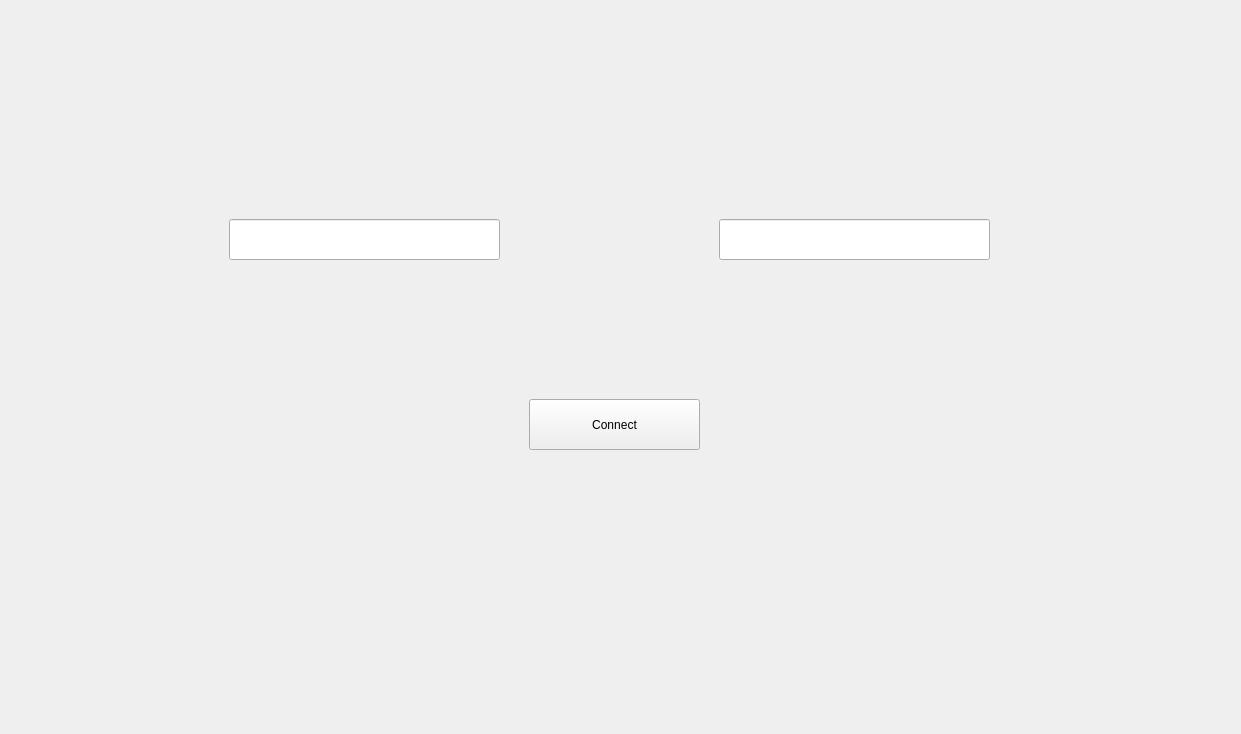
Old version of the form editor/lobby/mainwindow.ui in the repository vcalomi/need-for-speed-2025c2-g9.
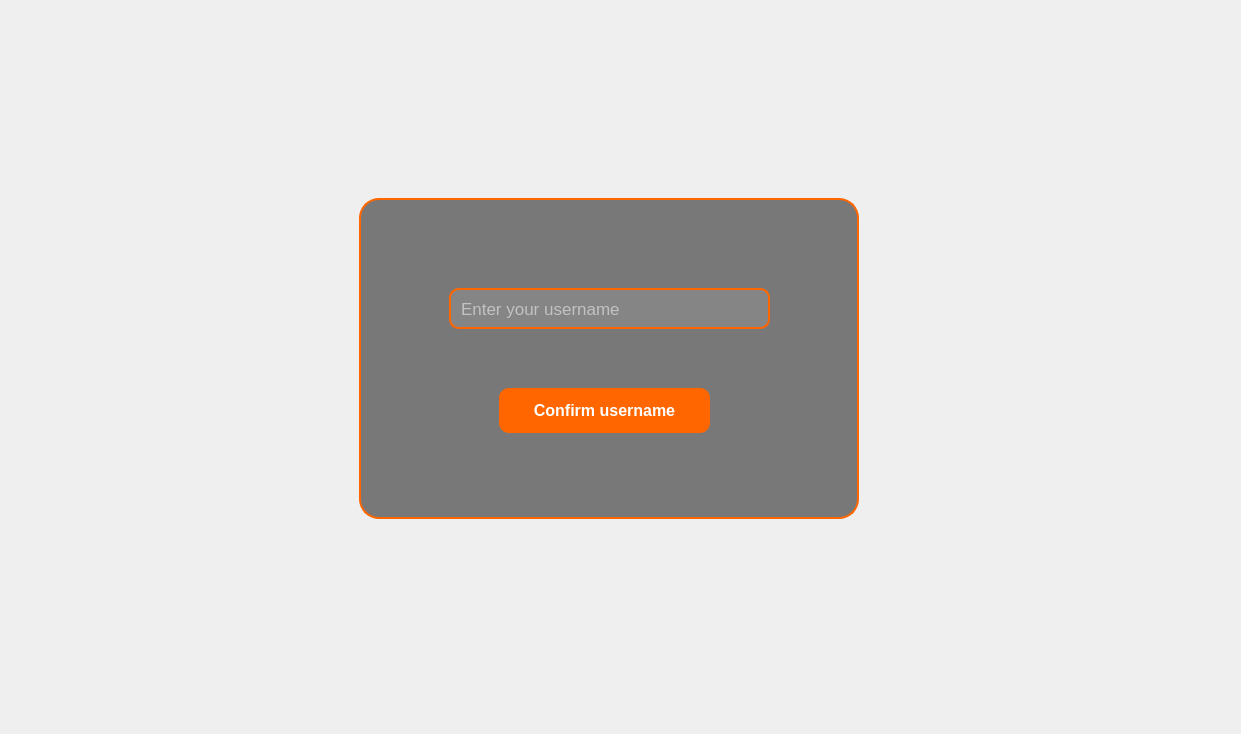
New version of the form. The open tabs and pages were chosen to show the change.

Commit message: modularize, add send username, and refresh button in game_room

The edit to the form file:
```diff
--- a/editor/lobby/mainwindow.ui
+++ b/editor/lobby/mainwindow.ui
@@ -52,6 +52,87 @@
         </property>
        </widget>
       </widget>
+      <widget class="QWidget" name="page_username">
+       <widget class="QFrame" name="backgorund">
+        <property name="geometry">
+         <rect>
+          <x>350</x>
+          <y>189</y>
+          <width>500</width>
+          <height>321</height>
+         </rect>
+        </property>
+        <property name="styleSheet">
+         <string notr="true">
+    QFrame {
+        background-color: rgba(0, 0, 0, 0.5);
+        border: 2px solid #ff6600;
+        border-radius: 20px;
+    }
+    QLabel {
+        color: white;
+        font-family: 'Tektur';
+        font-size: 20px;
+        font-weight: bold;
+    }
+    QLineEdit {
+        background: rgba(255,255,255,0.1);
+        color: white;
+        border: 2px solid #ff6600;
+        border-radius: 10px;
+        padding: 8px;
+        font-family: 'Tektur';
+        font-size: 17px;
+    }
+    QLineEdit::placeholder {
+        color: rgba(255,255,255,180);
+        font-style: italic;
+    }
+    QPushButton {
+        background-color: #ff6600;
+        color: white;
+        border: none;
+        border-radius: 10px;
+        padding: 10px 20px;
+        font-family: 'Tektur';
+        font-size: 16px;
+        font-weight: bold;
+    }
+    QPushButton:hover { background-color: #ffa31a; }
+    QPushButton:pressed { background-color: #cc5200; }
+         </string>
+        </property>
+        <widget class="QLineEdit" name="input_username">
+         <property name="geometry">
+          <rect>
+           <x>90</x>
+           <y>90</y>
+           <width>321</width>
+           <height>41</height>
+          </rect>
+         </property>
+         <property name="text">
+          <string/>
+         </property>
+         <property name="placeholderText">
+          <string>Enter your username</string>
+         </property>
+        </widget>
+        <widget class="QPushButton" name="btnConfirmUsername">
+         <property name="geometry">
+          <rect>
+           <x>140</x>
+           <y>190</y>
+           <width>211</width>
+           <height>45</height>
+          </rect>
+         </property>
+         <property name="text">
+          <string>Confirm username</string>
+         </property>
+        </widget>
+       </widget>
+      </widget>
       <widget class="QWidget" name="page_rooms">
        <property name="styleSheet">
         <string notr="true">
```
Left out of the diff: 122 changed lines with no effect on the pictures. The commit also changes 12 other files.
